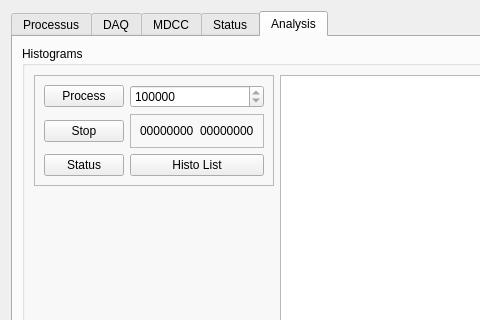
Old version of the form qt/daqui.ui in the repository mirabitl/lydaq; both pictures show x 0 to 480 and y 0 to 320 of the 1070 by 717 pixel window.
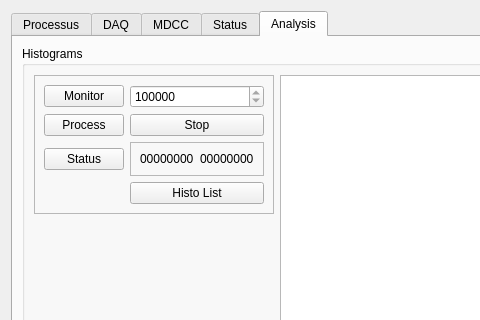
New version of the form. The open tabs and pages were chosen to show the change.

Commit message: debug + monitor

Patch:
```diff
--- a/qt/daqui.ui
+++ b/qt/daqui.ui
@@ -930,9 +930,9 @@
             </property>
             <layout class="QGridLayout" name="gridLayout_11">
              <item row="0" column="0">
-              <widget class="QPushButton" name="PBProcStart">
+              <widget class="QPushButton" name="PBMonitor">
                <property name="text">
-                <string>Process</string>
+                <string>Monitor</string>
                </property>
               </widget>
              </item>
@@ -950,13 +950,27 @@
               </widget>
              </item>
              <item row="1" column="0">
+              <widget class="QPushButton" name="PBProcStart">
+               <property name="text">
+                <string>Process</string>
+               </property>
+              </widget>
+             </item>
+             <item row="1" column="1">
               <widget class="QPushButton" name="PBProcStop">
                <property name="text">
                 <string>Stop</string>
                </property>
               </widget>
              </item>
-             <item row="1" column="1">
+             <item row="2" column="0">
+              <widget class="QPushButton" name="PBProcStatus">
+               <property name="text">
+                <string>Status</string>
+               </property>
+              </widget>
+             </item>
+             <item row="2" column="1">
               <widget class="QFrame" name="frame_8">
                <property name="frameShape">
                 <enum>QFrame::StyledPanel</enum>
@@ -965,13 +979,6 @@
                 <enum>QFrame::Raised</enum>
                </property>
                <layout class="QHBoxLayout" name="horizontalLayout_10">
-                <item>
-                 <widget class="QLabel" name="LAProcessRun">
-                  <property name="text">
-                   <string>00000000</string>
-                  </property>
-                 </widget>
-                </item>
                 <item>
                  <widget class="QLabel" name="LAProcessEvent">
                   <property name="text">
@@ -979,17 +986,30 @@
                   </property>
                  </widget>
                 </item>
-               </layout>
-              </widget>
-             </item>
-             <item row="2" column="0">
-              <widget class="QPushButton" name="PBProcStatus">
+                <item>
+                 <widget class="QLabel" name="LAProcessRun">
                <property name="text">
-                <string>Status</string>
+                   <string>00000000</string>
                </property>
               </widget>
              </item>
-             <item row="2" column="1">
+               </layout>
+              </widget>
+             </item>
+             <item row="3" column="0">
+              <spacer name="verticalSpacer_4">
+               <property name="orientation">
+                <enum>Qt::Vertical</enum>
+               </property>
+               <property name="sizeHint" stdset="0">
+                <size>
+                 <width>20</width>
+                 <height>24</height>
+                </size>
+               </property>
+              </spacer>
+             </item>
+             <item row="3" column="1">
               <widget class="QPushButton" name="PBHistoList">
                <property name="text">
                 <string>Histo List</string>
```
Left out of the diff: 2 changed lines with no effect on the pictures. Lines whose indentation alone changed are shown as unchanged. The commit also changes 2 other files.
